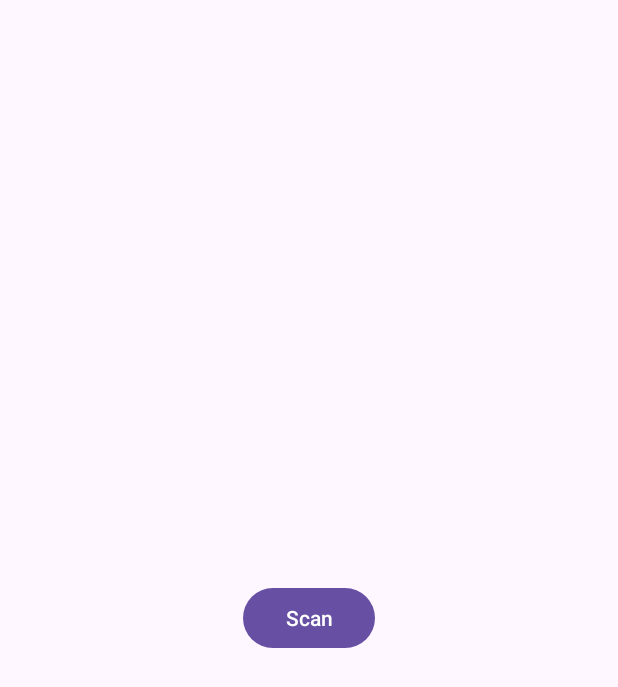
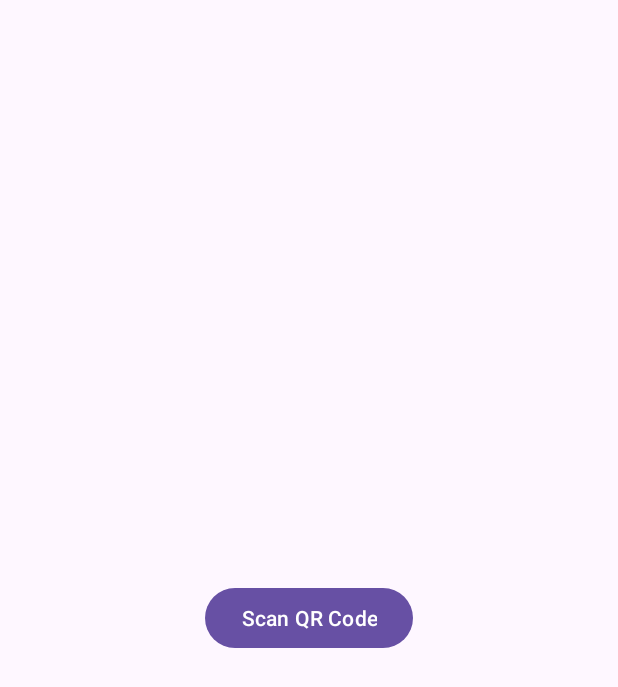
Before and after one commit to ArturGoz/android-app, an Android app: the screen it shows after launch (MainActivity), on a phone screen of 412 x 824 dp. Shown: the top 687 px of the screen. Run offline under Robolectric (Android 15) with nearby library versions, the phone set to English and light mode, and no system bars; libraries missing offline, so code that uses them is left out: com.journeyapps.barcodescanner.

Commit message:
added logs and added i18n to change languages

```diff
--- a/app/src/main/AndroidManifest.xml
+++ b/app/src/main/AndroidManifest.xml
@@ -23,7 +23,6 @@
             </intent-filter>
         </activity>
         <activity android:name=".CaptureAct"
-            android:screenOrientation="portrait"
             android:stateNotNeeded="true"
             android:theme="@style/zxing_CaptureTheme"/>
     </application>
--- a/app/src/main/java/com/example/qrscanner1/MainActivity.java
+++ b/app/src/main/java/com/example/qrscanner1/MainActivity.java
@@ -3,12 +3,18 @@ package com.example.qrscanner1;
 import android.app.AlertDialog;
 import android.app.Instrumentation;
 import android.content.DialogInterface;
+import android.content.pm.PackageManager;
 import android.os.Bundle;
+import android.util.Log;
 import android.widget.Button;
+import android.widget.Toast;
 
 import androidx.activity.EdgeToEdge;
 import androidx.activity.result.ActivityResultLauncher;
+import androidx.annotation.NonNull;
 import androidx.appcompat.app.AppCompatActivity;
+import androidx.core.app.ActivityCompat;
+import androidx.core.content.ContextCompat;
 import androidx.core.graphics.Insets;
 import androidx.core.view.ViewCompat;
 import androidx.core.view.WindowInsetsCompat;
@@ -17,22 +23,27 @@ import com.journeyapps.barcodescanner.ScanContract;
 import com.journeyapps.barcodescanner.ScanOptions;
 
 public class MainActivity extends AppCompatActivity {
-
+    private static final String TAG = "MainActivity";
+    private static final int CAMERA_PERMISSION_CODE = 100;
     Button btn_scan;
 
     @Override
     protected void onCreate(Bundle savedInstanceState) {
         super.onCreate(savedInstanceState);
         setContentView(R.layout.activity_main);
+        Log.d(TAG, "onCreate: Activity created");
+
         btn_scan = findViewById(R.id.btn_scan);
-        btn_scan.setOnClickListener(v -> {
-            scanCode();
-        });
+        btn_scan.setText(getString(R.string.scan_button));
+        btn_scan.setOnClickListener(v -> scanCode());
     }
 
+
+
     private void scanCode() {
+        Log.d(TAG, "scanCode: Starting QR scan");
         ScanOptions options = new ScanOptions();
-        options.setPrompt("Volume up to flash on");
+        options.setPrompt("Scan");
         options.setBeepEnabled(true);
         options.setOrientationLocked(true);
         options.setCaptureActivity(CaptureAct.class);
@@ -41,15 +52,14 @@ public class MainActivity extends AppCompatActivity {
     ActivityResultLauncher<ScanOptions> barLauncher = registerForActivityResult(new ScanContract(), result->
     {
         if(result.getContents() != null){
+            Log.d(TAG, "QR Code scanned: " + result.getContents());
             AlertDialog.Builder builder = new AlertDialog.Builder(MainActivity.this);
-            builder.setTitle("Result");
+            builder.setTitle(getString(R.string.result_title));
             builder.setMessage(result.getContents());
-            builder.setPositiveButton("OK", new DialogInterface.OnClickListener() {
-                @Override
-                public void onClick(DialogInterface dialog, int which) {
-                    dialog.dismiss();
-                }
-            }).show();
+            builder.setPositiveButton(getString(R.string.ok_button), (dialog, which) -> dialog.dismiss()).show();
+        }
+        else {
+            Log.w(TAG, "No QR Code content detected");
         }
     }
 );
--- a/app/src/main/res/values/strings.xml
+++ b/app/src/main/res/values/strings.xml
@@ -1,3 +1,6 @@
 <resources>
-    <string name="app_name">QRScanner1</string>
+    <string name="app_name">QR Scanner</string>
+    <string name="scan_button">Scan QR Code</string>
+    <string name="result_title">Result</string>
+    <string name="ok_button">OK</string>
 </resources>
--- a/gradle/libs.versions.toml
+++ b/gradle/libs.versions.toml
@@ -5,7 +5,7 @@ junitVersion = "1.2.1"
 espressoCore = "3.6.1"
 appcompat = "1.7.0"
 material = "1.12.0"
-activity = "1.8.0"
+activity = "1.9.3"
 constraintlayout = "2.2.0"
 zxingAndroidEmbedded = "4.3.0"
 
```
Also changed, not shown: app/build.gradle.kts (+12 -3 lines), 1 other file.
